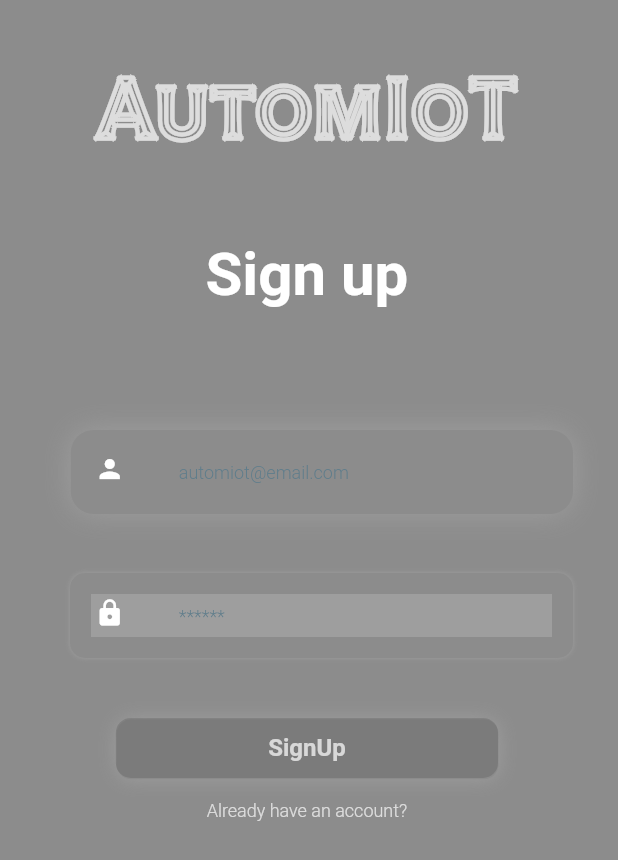
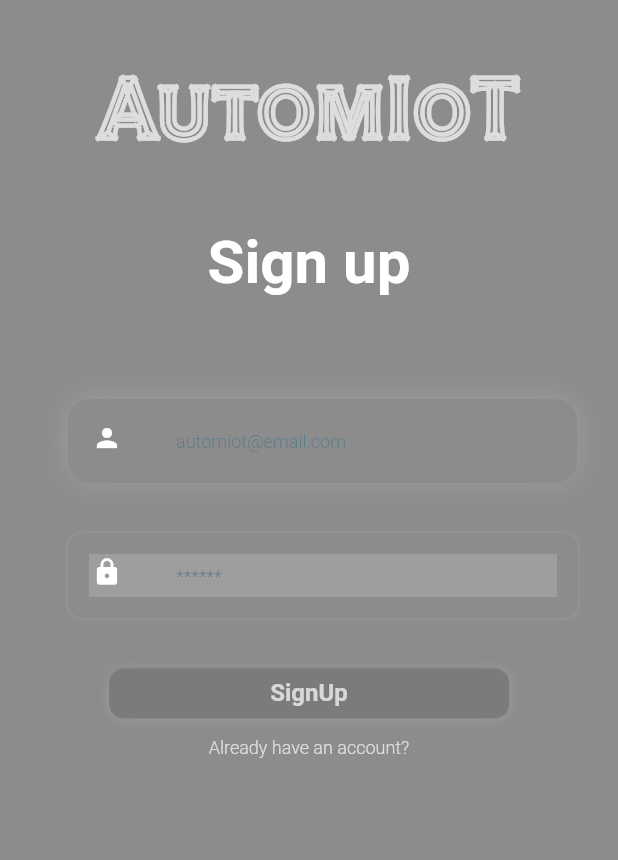
Before and after one commit to covenant-Peace/autom_i_o_t, a Flutter app: the screen it shows after launch, on a phone screen of 412 x 824 dp. Shown: the top 860 px of the screen. Run offline on Flutter 3.47's test engine with Material 2 defaults, Android fonts, the phone set to English and light mode, and no system bars; drawn by our look-alikes of flutter_animate; our stand-ins replace firebase_auth, firebase_core; accounts and stored records are empty.

Commit message:
resized sign up

```diff
--- a/lib/dashboard.dart
+++ b/lib/dashboard.dart
@@ -18,7 +18,7 @@ class _DashboardState extends State<Dashboard> {
       body: Container(
         padding: const EdgeInsets.only(top: 40, ),
         child: Column(
-         children: [
+         children: const [
            Center(child: Text('Smart Light', style: kText7,))
          ],
         ),
--- a/lib/signup.dart
+++ b/lib/signup.dart
@@ -43,7 +43,7 @@ class _CreateAccountState extends State<CreateAccount> {
         padding: EdgeInsets.only(
           top: Constraint().getHeight(context, 40),
           left: Constraint().getWidth(context, 30),
-          right: 30,
+          right: Constraint().getWidth(context, 30),
         ),
         child: Column(
           children: [
@@ -69,17 +69,19 @@ class _CreateAccountState extends State<CreateAccount> {
                   curve: Curves.easeIn,
                 ),
             SizedBox(
-              height: 50,
+              height: Constraint().getHeight(context, 50),
             ),
             Text(
               'Sign up',
               style: kText1,
             ),
             SizedBox(
-              height: 80,
+              height: Constraint().getHeight(context, 80),
             ),
             Container(
-              margin: EdgeInsets.only(left: 20),
+              margin: EdgeInsets.only(
+                left: Constraint().getWidth(context, 20),
+              ),
               decoration: BoxDecoration(
                 boxShadow: [
                   !focusNode1.hasFocus
@@ -124,10 +126,12 @@ class _CreateAccountState extends State<CreateAccount> {
               ),
             ),
             SizedBox(
-              height: 40,
+              height: Constraint().getHeight(context, 40),
             ),
             Container(
-              margin: EdgeInsets.only(left: 20),
+              margin: EdgeInsets.only(
+                left: Constraint().getWidth(context, 20),
+              ),
               decoration: BoxDecoration(
                 boxShadow: [
                   focusNode1.hasFocus
@@ -184,7 +188,7 @@ class _CreateAccountState extends State<CreateAccount> {
               ),
             ),
             SizedBox(
-              height: 40,
+              height: Constraint().getHeight(context, 40),
             ),
             InkWell(
               highlightColor: Colors.transparent,
@@ -252,12 +256,15 @@ class _CreateAccountState extends State<CreateAccount> {
                 });
               },
               child: Container(
-                margin: EdgeInsets.only(left: 50, right: 50),
+                margin: EdgeInsets.only(
+                  left: Constraint().getWidth(context, 50),
+                  right: Constraint().getWidth(context, 50),
+                ),
                 decoration: BoxDecoration(
                   boxShadow: [
                     BoxShadow(
                       color: Colors.grey,
-                      blurRadius: 10,
+                      blurRadius: 5,
                       blurStyle: BlurStyle.outer,
                       offset: Offset.fromDirection(20),
                       // spreadRadius: 10,
@@ -266,7 +273,10 @@ class _CreateAccountState extends State<CreateAccount> {
                   borderRadius: BorderRadius.circular(10),
                   color: Colors.black12,
                 ),
-                constraints: BoxConstraints(minWidth: 100, minHeight: 40),
+                constraints: BoxConstraints(
+                  minWidth: Constraint().getWidth(context, 100),
+                  minHeight: Constraint().getHeight(context, 40),
+                ),
                 // padding: EdgeInsets.symmetric(vertical: 10),
                 alignment: Alignment.center,
                 child: showSpinner == false
@@ -283,7 +293,7 @@ class _CreateAccountState extends State<CreateAccount> {
               ),
             ),
             SizedBox(
-              height: 15,
+              height: Constraint().getHeight(context, 15),
             ),
             GestureDetector(
               onTap: () {
```
